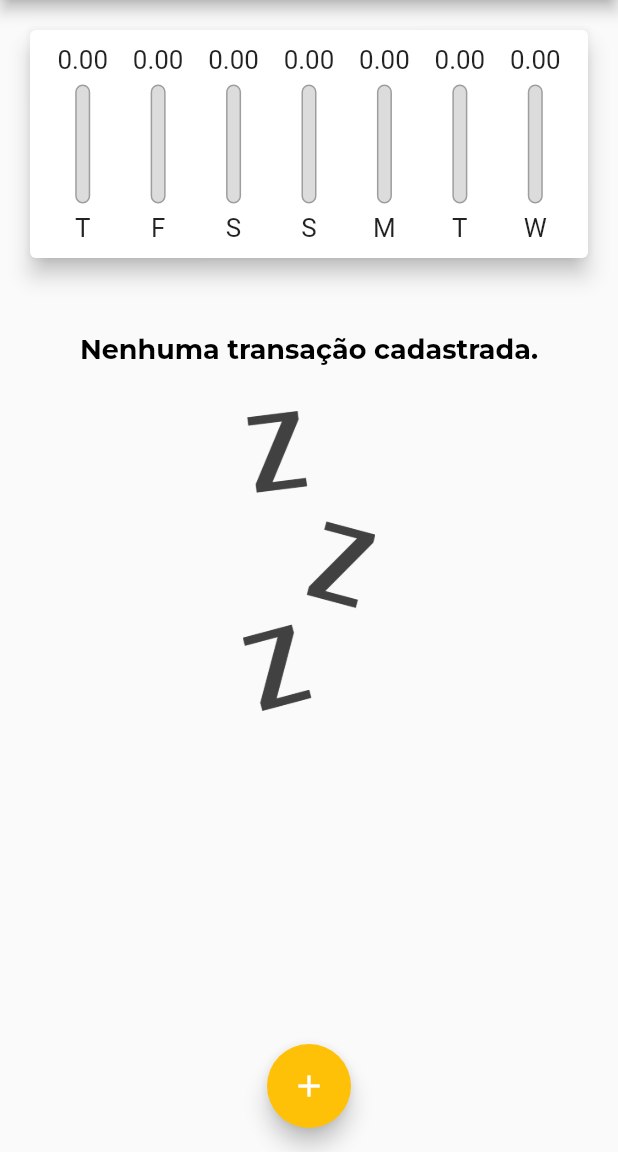
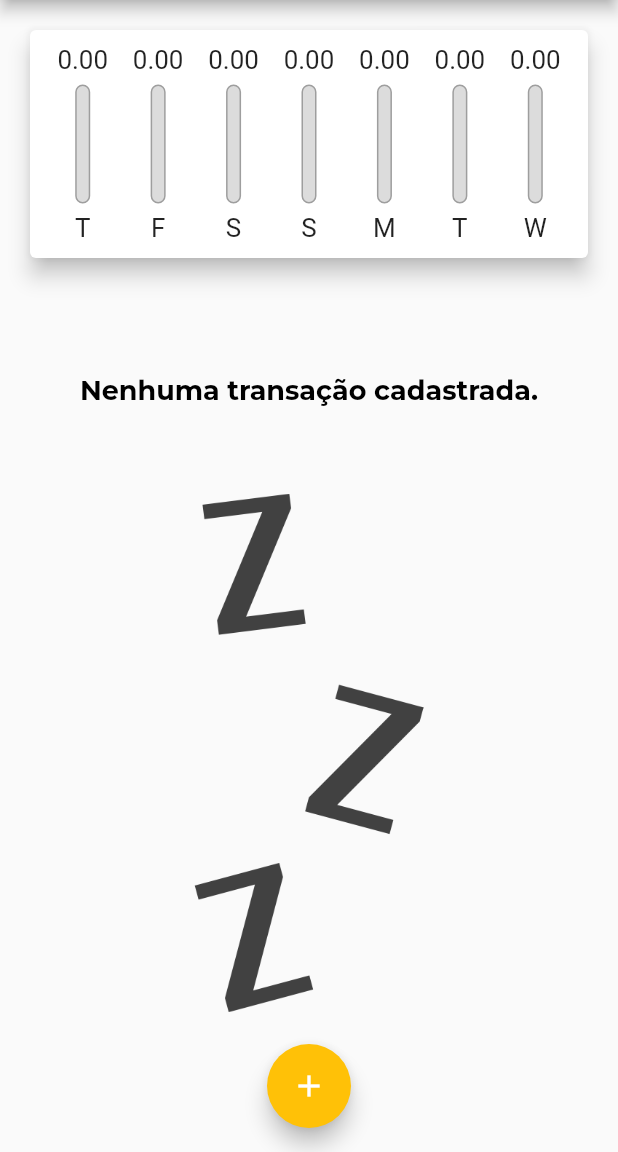
Before and after one commit to Kiel025/ExpensesApp, a Flutter app: the screen it shows after launch, on a phone screen of 412 x 824 dp, the part 84-1236 px from its top. Run offline on Flutter 3.47's test engine with Material 2 defaults, Android fonts, the phone set to English and light mode, and no system bars.

Commit message:
landscape mode

```diff
--- a/lib/components/transaction_list.dart
+++ b/lib/components/transaction_list.dart
@@ -1,5 +1,6 @@
 import 'package:expenses/models/transaction.dart';
 import 'package:flutter/material.dart';
+import 'package:flutter/rendering.dart';
 import 'package:intl/intl.dart';
 
 class TransactionList extends StatelessWidget {
@@ -11,24 +12,27 @@ class TransactionList extends StatelessWidget {
   @override
   Widget build(BuildContext context) {
     return transactions.isEmpty
-        ? Column(
+        ? LayoutBuilder(builder: (ctx, constraints) {
+            return Column(
               children: <Widget>[
                 Container(
-                margin: const EdgeInsets.fromLTRB(0, 30, 0, 30),
+                  margin: EdgeInsets.symmetric(
+                      vertical: constraints.maxHeight * 0.1),
                   child: Text(
                     "Nenhuma transação cadastrada.",
                     style: Theme.of(context).textTheme.titleMedium,
                   ),
                 ),
                 SizedBox(
-                height: 200,
+                  height: constraints.maxHeight * 0.6,
                   child: Image.asset(
                     'assets/images/waiting.png',
                     fit: BoxFit.cover,
                   ),
                 ),
               ],
-          )
+            );
+          })
         : ListView.builder(
             itemCount: transactions.length,
             itemBuilder: (context, index) {
--- a/lib/main.dart
+++ b/lib/main.dart
@@ -55,6 +55,8 @@ class MyHomePage extends StatefulWidget {
 class _MyHomePageState extends State<MyHomePage> {
   final List<Transaction> _transactions = [];
 
+  bool _showChart = false;
+
   List<Transaction> get _recentTransactions {
     return _transactions
         .where((element) => element.date
@@ -94,9 +96,21 @@ class _MyHomePageState extends State<MyHomePage> {
 
   @override
   Widget build(BuildContext context) {
+    bool _isLandscape =
+        MediaQuery.of(context).orientation == Orientation.landscape;
+
     final appBar = AppBar(
       title: const Text("Despesas Pessoais"),
       actions: [
+        if (_isLandscape)
+          IconButton(
+            onPressed: () {
+              setState(() {
+                _showChart = !_showChart;
+              });
+            },
+            icon: Icon(_showChart ? Icons.list : Icons.show_chart),
+          ),
         IconButton(
           onPressed: () => _openTransactionFormModal(context),
           icon: const Icon(Icons.add),
@@ -112,11 +126,14 @@ class _MyHomePageState extends State<MyHomePage> {
       appBar: appBar,
       body: SingleChildScrollView(
         child: Column(
+          crossAxisAlignment: CrossAxisAlignment.stretch,
           children: [
+            if (_showChart || !_isLandscape)
               SizedBox(
-              height: availableHeigh * 0.25,
+                height: availableHeigh * (_isLandscape ? 0.7 : 0.25),
                 child: Chart(_recentTransactions),
               ),
+            if (!_showChart || !_isLandscape)
               SizedBox(
                 height: availableHeigh * 0.75,
                 child: TransactionList(_transactions, _deleteTransaction),
```
Lines whose indentation alone changed are shown as unchanged.
